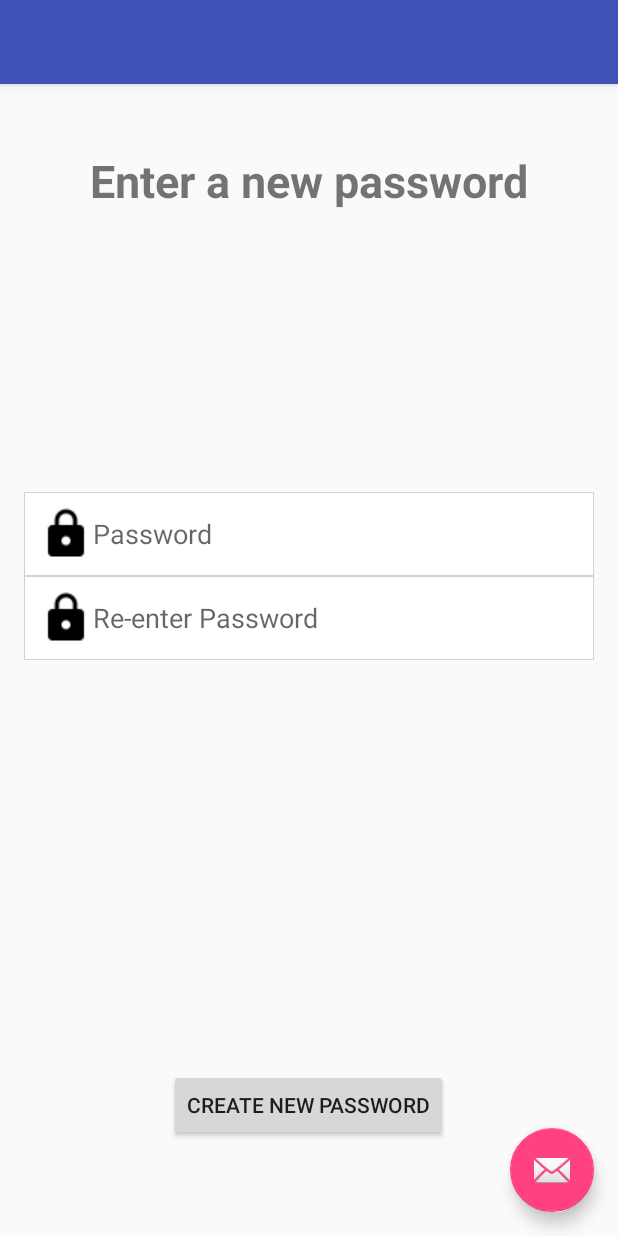
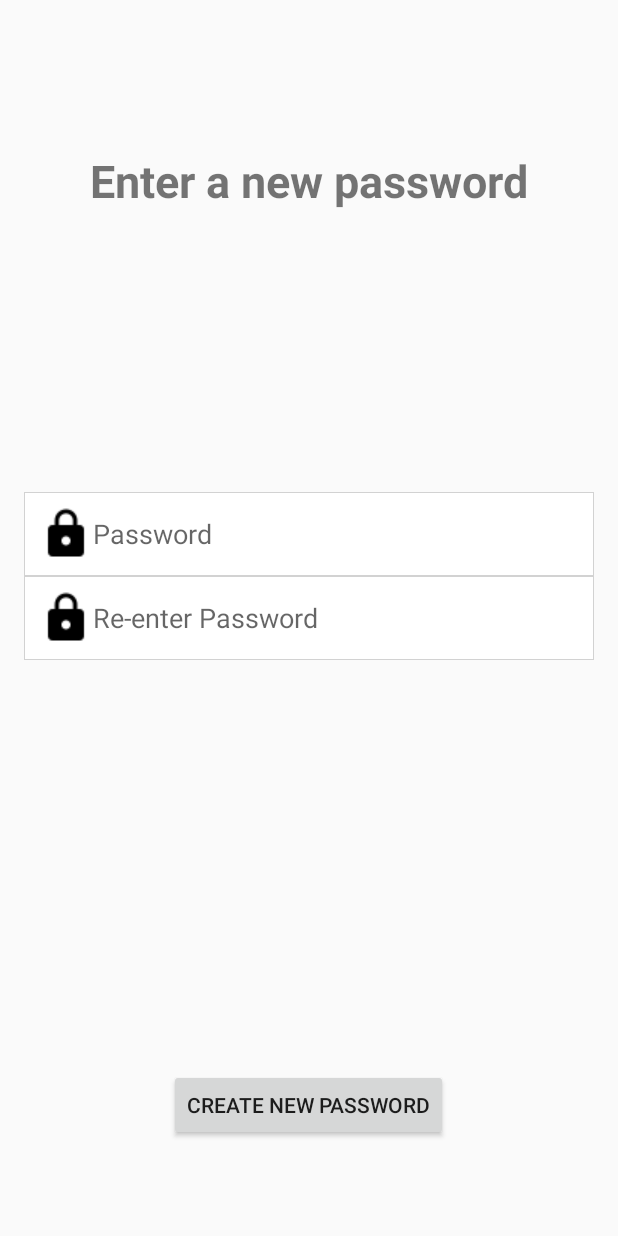
Before and after one commit to Maruf-R/socialApp, an Android app: the NewPassword screen opened directly, with no data from a screen before it, on a phone screen of 412 x 824 dp. Run offline under Robolectric (Android 15) with nearby library versions, the phone set to English and light mode, and no system bars.

Commit message:
small change

```diff
--- a/app/src/main/res/layout/activity_new_password.xml
+++ b/app/src/main/res/layout/activity_new_password.xml
@@ -1,27 +1,70 @@
 <?xml version="1.0" encoding="utf-8"?>
-<android.support.design.widget.CoordinatorLayout
-    xmlns:android="http://schemas.android.com/apk/res/android"
-    xmlns:app="http://schemas.android.com/apk/res-auto"
-    xmlns:tools="http://schemas.android.com/tools" android:layout_width="match_parent"
-    android:layout_height="match_parent" android:fitsSystemWindows="true"
-    tools:context=".UserProfile.Password.NewPassword">
+<RelativeLayout xmlns:android="http://schemas.android.com/apk/res/android"
 
-    <android.support.design.widget.AppBarLayout
+    android:layout_width="match_parent"
+    android:layout_height="match_parent" android:paddingLeft="@dimen/activity_horizontal_margin"
+    android:paddingRight="@dimen/activity_horizontal_margin"
+    android:paddingTop="@dimen/activity_vertical_margin"
+    android:paddingBottom="@dimen/activity_vertical_margin"
+    >
+
+
+
+    <EditText
         android:layout_width="match_parent"
         android:layout_height="wrap_content"
-        android:theme="@style/AppTheme.AppBarOverlay">
+        android:inputType="textPassword"
+        android:ems="10"
+        android:id="@+id/enterercovery"
 
-        <android.support.v7.widget.Toolbar android:id="@+id/toolbar"
-            android:layout_width="match_parent" android:layout_height="?attr/actionBarSize"
-            android:background="?attr/colorPrimary" app:popupTheme="@style/AppTheme.PopupOverlay" />
+        android:hint="@string/password_hint"
+        android:background="@drawable/middle_of_boxes"
+        android:padding="10dp"
+        android:drawableLeft="@drawable/password"
 
-    </android.support.design.widget.AppBarLayout>
+        android:layout_above="@+id/reenterercovery"
+        android:layout_alignParentStart="true" />
 
-    <include layout="@layout/content_new_password" />
+    <EditText
+        android:layout_width="match_parent"
+        android:layout_height="wrap_content"
+        android:inputType="textPassword"
+        android:ems="10"
+        android:id="@+id/reenterercovery"
+        android:hint="@string/enter_password_again"
+        android:background="@drawable/middle_of_boxes"
+        android:padding="10dp"
+        android:drawableLeft="@drawable/password"
 
-    <android.support.design.widget.FloatingActionButton android:id="@+id/fab"
-        android:layout_width="wrap_content" android:layout_height="wrap_content"
-        android:layout_gravity="bottom|end" android:layout_margin="@dimen/fab_margin"
-        android:src="@android:drawable/ic_dialog_email" />
+        android:layout_centerVertical="true"
+        android:layout_alignParentStart="true" />
 
-</android.support.design.widget.CoordinatorLayout>
+    <Button
+        android:layout_width="wrap_content"
+        android:layout_height="wrap_content"
+        android:text="Create new password"
+        android:id="@+id/btn_new_password"
+        android:layout_alignParentBottom="true"
+        android:layout_centerHorizontal="true"
+        android:layout_marginBottom="47dp" />
+
+    <TextView
+        android:layout_width="wrap_content"
+        android:layout_height="wrap_content"
+        android:text="Enter a new password"
+        android:id="@+id/textView6"
+        android:layout_alignParentTop="true"
+        android:layout_centerHorizontal="true"
+        android:layout_marginTop="84dp"
+        android:textSize="30dp"
+        android:textStyle="bold" />
+
+    <TextView
+        android:layout_width="wrap_content"
+        android:layout_height="wrap_content"
+        android:id="@+id/forgot_error"
+        android:layout_alignParentTop="true"
+        android:layout_alignEnd="@+id/btn_new_password" />
+
+
+</RelativeLayout>
--- a/app/src/main/res/layout/content_new_password.xml
+++ /dev/null
@@ -1,71 +0,0 @@
-<?xml version="1.0" encoding="utf-8"?>
-<RelativeLayout xmlns:android="http://schemas.android.com/apk/res/android"
-    xmlns:tools="http://schemas.android.com/tools"
-  android:layout_width="match_parent"
-    android:layout_height="match_parent" android:paddingLeft="@dimen/activity_horizontal_margin"
-    android:paddingRight="@dimen/activity_horizontal_margin"
-    android:paddingTop="@dimen/activity_vertical_margin"
-    android:paddingBottom="@dimen/activity_vertical_margin"
-
-   >
-
-
-
-    <EditText
-        android:layout_width="match_parent"
-        android:layout_height="wrap_content"
-        android:inputType="textPassword"
-        android:ems="10"
-        android:id="@+id/enterercovery"
-
-        android:hint="@string/password_hint"
-        android:background="@drawable/middle_of_boxes"
-        android:padding="10dp"
-        android:drawableLeft="@drawable/password"
-
-        android:layout_above="@+id/reenterercovery"
-        android:layout_alignParentStart="true" />
-
-    <EditText
-        android:layout_width="match_parent"
-        android:layout_height="wrap_content"
-        android:inputType="textPassword"
-        android:ems="10"
-        android:id="@+id/reenterercovery"
-        android:hint="@string/enter_password_again"
-        android:background="@drawable/middle_of_boxes"
-        android:padding="10dp"
-        android:drawableLeft="@drawable/password"
-
-        android:layout_centerVertical="true"
-        android:layout_alignParentStart="true" />
-
-    <Button
-        android:layout_width="wrap_content"
-        android:layout_height="wrap_content"
-        android:text="Create new password"
-        android:id="@+id/btn_new_password"
-        android:layout_alignParentBottom="true"
-        android:layout_centerHorizontal="true"
-        android:layout_marginBottom="47dp" />
-
-    <TextView
-        android:layout_width="wrap_content"
-        android:layout_height="wrap_content"
-        android:text="Enter a new password"
-        android:id="@+id/textView6"
-        android:layout_alignParentTop="true"
-        android:layout_centerHorizontal="true"
-        android:layout_marginTop="84dp"
-        android:textSize="30dp"
-        android:textStyle="bold" />
-
-    <TextView
-        android:layout_width="wrap_content"
-        android:layout_height="wrap_content"
-        android:id="@+id/forgot_error"
-        android:layout_alignParentTop="true"
-        android:layout_alignEnd="@+id/btn_new_password" />
-
-
-</RelativeLayout>
```
Also changed, not shown: 2 other files.
